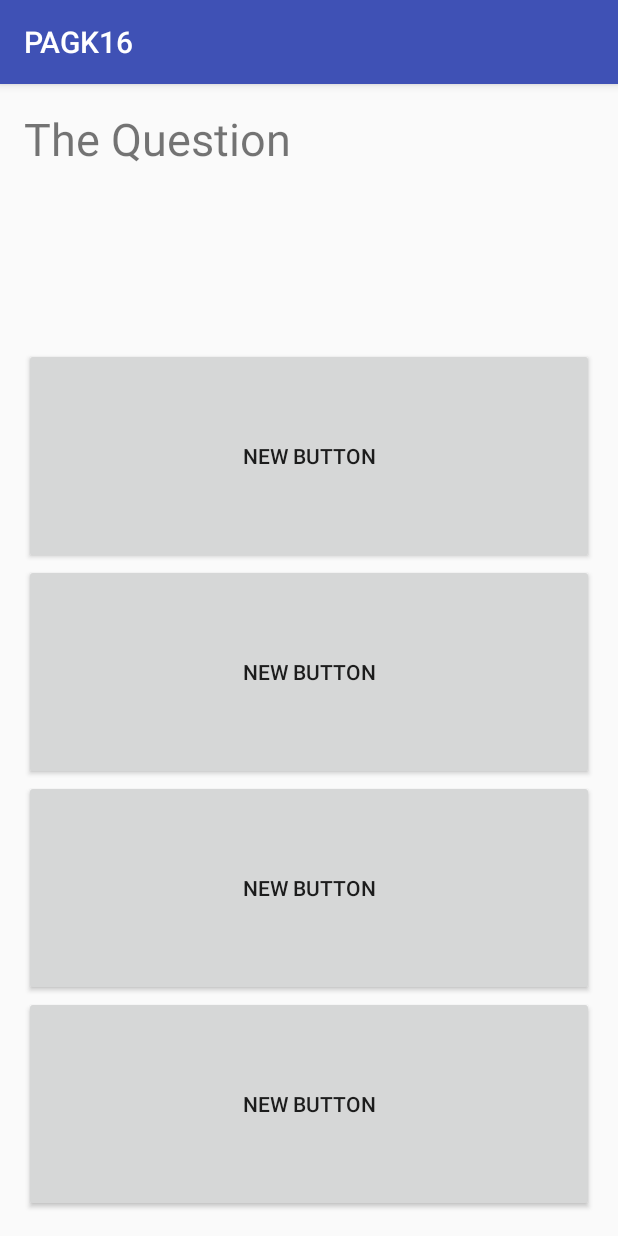
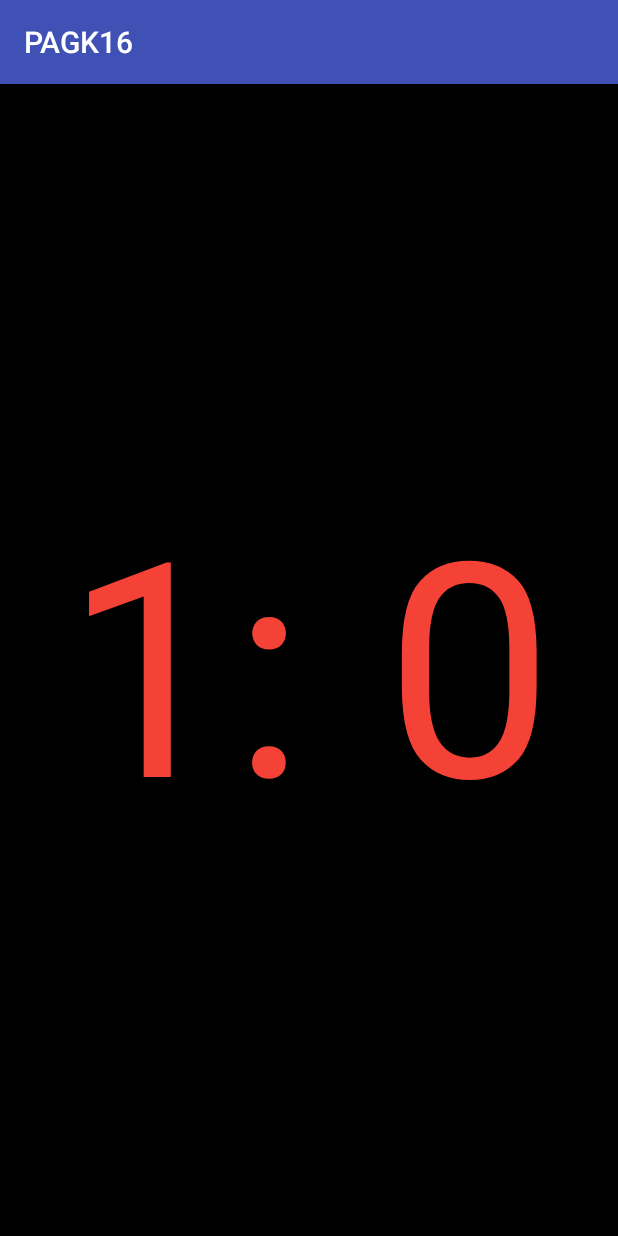
Before and after one commit to MichalZahir/PAGK16, an Android app: the questionActivity screen opened directly, with no data from a screen before it, after a tap on "NEW BUTTON", on a phone screen of 412 x 824 dp. Run offline under Robolectric (Android 15) with nearby library versions, the light colour scheme and no system bars; 11 statements that could not run were skipped.

Commit message:
Adding the result activity and the xml for it. and the colors for it.

```diff
--- a/app/src/main/AndroidManifest.xml
+++ b/app/src/main/AndroidManifest.xml
@@ -4,26 +4,32 @@
 
     <uses-permission android:name="android.permission.INTERNET" />
     <uses-permission android:name="android.permission.ACCESS_NETWORK_STATE" />
-    <uses-permission android:name="android.permission.GET_ACCOUNTS"/>
-    <uses-permission android:name="android.permission.WAKE_LOCK"/>
-    <uses-permission android:name="com.google.android.c2dm.permission.RECEIVE"/>
-    <uses-permission android:name="com.example.michalzahir.pagk16.permission.C2D_MESSAGE"/>
-    <permission android:name="com.example.michalzahir.pagk16.permission.C2D_MESSAGE" android:protectionLevel="signature"/>
+    <uses-permission android:name="android.permission.GET_ACCOUNTS" />
+    <uses-permission android:name="android.permission.WAKE_LOCK" />
+    <uses-permission android:name="com.google.android.c2dm.permission.RECEIVE" />
+    <uses-permission android:name="com.example.michalzahir.pagk16.permission.C2D_MESSAGE" />
+
+    <permission
+        android:name="com.example.michalzahir.pagk16.permission.C2D_MESSAGE"
+        android:protectionLevel="signature" />
 
     <application
-
         android:allowBackup="true"
         android:icon="@mipmap/ic_launcher"
         android:label="@string/app_name"
         android:supportsRtl="true"
         android:theme="@style/AppTheme">
-        <receiver android:name="com.backendless.push.BackendlessBroadcastReceiver" android:permission="com.google.android.c2dm.permission.SEND">
+        <receiver
+            android:name="com.backendless.push.BackendlessBroadcastReceiver"
+            android:permission="com.google.android.c2dm.permission.SEND">
             <intent-filter>
-                <action android:name="com.google.android.c2dm.intent.RECEIVE"/>
-                <action android:name="com.google.android.c2dm.intent.REGISTRATION"/>
-                <category android:name="com.example.michalzahir.pagk16"/>
+                <action android:name="com.google.android.c2dm.intent.RECEIVE" />
+                <action android:name="com.google.android.c2dm.intent.REGISTRATION" />
+
+                <category android:name="com.example.michalzahir.pagk16" />
             </intent-filter>
         </receiver>
+
         <activity
             android:name=".MainActivity"
             android:label="@string/app_name"
@@ -64,7 +70,8 @@
             android:label="@string/title_activity_profile2__scrolling"
             android:theme="@style/AppTheme.NoActionBar" />
         <activity android:name=".categoryChoiceActivity" />
-        <activity android:name=".questionActivity"></activity>
+        <activity android:name=".questionActivity" />
+        <activity android:name=".resultActivity"></activity>
     </application>
 
 </manifest>
--- a/app/src/main/java/com/example/michalzahir/pagk16/questionActivity.java
+++ b/app/src/main/java/com/example/michalzahir/pagk16/questionActivity.java
@@ -1,5 +1,6 @@
 package com.example.michalzahir.pagk16;
 
+import android.content.Intent;
 import android.support.v7.app.AppCompatActivity;
 import android.os.Bundle;
 import android.view.View;
@@ -41,6 +42,9 @@ public class questionActivity extends AppCompatActivity {
         AnswerAButton.setOnClickListener(new View.OnClickListener() {
 
             public void onClick(View view) {
+                Intent i = new Intent(getApplicationContext(),
+                        resultActivity.class);
+                startActivity(i);
                 if (AnswerABoolean==true){
 
                 incrementResultForGoodAnswer();
--- /dev/null
+++ b/app/src/main/java/com/example/michalzahir/pagk16/resultActivity.java
@@ -0,0 +1,13 @@
+package com.example.michalzahir.pagk16;
+
+import android.support.v7.app.AppCompatActivity;
+import android.os.Bundle;
+
+public class resultActivity extends AppCompatActivity {
+
+    @Override
+    protected void onCreate(Bundle savedInstanceState) {
+        super.onCreate(savedInstanceState);
+        setContentView(R.layout.activity_result);
+    }
+}
--- /dev/null
+++ b/app/src/main/res/layout/activity_result.xml
@@ -0,0 +1,39 @@
+<?xml version="1.0" encoding="utf-8"?>
+<LinearLayout xmlns:android="http://schemas.android.com/apk/res/android"
+    xmlns:tools="http://schemas.android.com/tools"
+    android:layout_width="match_parent"
+    android:layout_height="match_parent"
+    android:paddingBottom="@dimen/activity_vertical_margin"
+    android:paddingLeft="@dimen/activity_horizontal_margin"
+    android:background="@color/Black"
+    android:paddingRight="@dimen/activity_horizontal_margin"
+    android:paddingTop="@dimen/activity_vertical_margin"
+    android:weightSum="2"
+    tools:context="com.example.michalzahir.pagk16.resultActivity">
+
+    <TextView
+        android:layout_width="wrap_content"
+        android:layout_height="fill_parent"
+        android:text="1:"
+        android:id="@+id/textView2"
+        android:layout_alignParentBottom="true"
+        android:gravity="center"
+        android:textColor="@color/result"
+        android:textSize="200sp"
+        android:layout_weight="1"
+        android:layout_alignParentTop="true" />
+
+    <TextView
+        android:layout_width="wrap_content"
+        android:layout_height="fill_parent"
+        android:text="0"
+        android:textColor="@color/result"
+        android:id="@+id/textView3"
+        android:layout_alignParentEnd="true"
+        android:gravity="center"
+        android:layout_alignTop="@+id/textView2"
+        android:textSize="200sp"
+        android:layout_weight="1"
+        android:layout_alignParentBottom="true"
+        android:layout_toEndOf="@+id/textView2" />
+</LinearLayout>
--- a/app/src/main/res/values/colors.xml
+++ b/app/src/main/res/values/colors.xml
@@ -16,6 +16,9 @@
     <color name="btn_login_bg">#eceef1</color>
     <color name="lbl_name">#333333</color>
     <color name="btn_logut_bg">#ff6861</color>
+    <color name="result">#f44336</color>
+    <color name="Black">#000000</color>
+
 
     <color name="black_overlay">#66000000</color>
 </resources>
```
